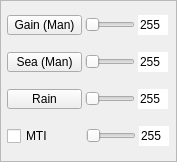
Before: the Qt Designer form RadarCoastal/view/panel/framecontrol2.ui in MiftahSalam/RadarCoastal, drawn with Qt 5.
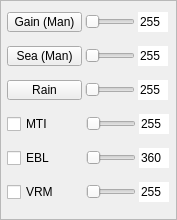
After: the same form once the commit is applied.

```diff
--- a/RadarCoastal/view/panel/framecontrol2.ui
+++ b/RadarCoastal/view/panel/framecontrol2.ui
@@ -7,7 +7,7 @@
     <x>0</x>
     <y>0</y>
     <width>177</width>
-    <height>162</height>
+    <height>220</height>
    </rect>
   </property>
   <property name="windowTitle">
@@ -358,6 +358,166 @@
      </item>
     </layout>
    </item>
+   <item>
+    <layout class="QHBoxLayout" name="horizontalLayout_19">
+     <property name="spacing">
+      <number>0</number>
+     </property>
+     <item>
+      <widget class="QCheckBox" name="checkBoxEBL">
+       <property name="maximumSize">
+        <size>
+         <width>76</width>
+         <height>20</height>
+        </size>
+       </property>
+       <property name="font">
+        <font>
+         <pointsize>9</pointsize>
+        </font>
+       </property>
+       <property name="text">
+        <string>EBL</string>
+       </property>
+      </widget>
+     </item>
+     <item>
+      <widget class="QSlider" name="horizontalSlideEBL">
+       <property name="sizePolicy">
+        <sizepolicy hsizetype="Fixed" vsizetype="Fixed">
+         <horstretch>0</horstretch>
+         <verstretch>0</verstretch>
+        </sizepolicy>
+       </property>
+       <property name="maximumSize">
+        <size>
+         <width>50</width>
+         <height>16777215</height>
+        </size>
+       </property>
+       <property name="maximum">
+        <number>360</number>
+       </property>
+       <property name="orientation">
+        <enum>Qt::Horizontal</enum>
+       </property>
+      </widget>
+     </item>
+     <item>
+      <widget class="QLineEdit" name="lineEditEBL">
+       <property name="sizePolicy">
+        <sizepolicy hsizetype="Fixed" vsizetype="Fixed">
+         <horstretch>0</horstretch>
+         <verstretch>0</verstretch>
+        </sizepolicy>
+       </property>
+       <property name="maximumSize">
+        <size>
+         <width>30</width>
+         <height>16777215</height>
+        </size>
+       </property>
+       <property name="font">
+        <font>
+         <pointsize>9</pointsize>
+        </font>
+       </property>
+       <property name="text">
+        <string>360</string>
+       </property>
+       <property name="maxLength">
+        <number>3</number>
+       </property>
+       <property name="frame">
+        <bool>false</bool>
+       </property>
+      </widget>
+     </item>
+    </layout>
+   </item>
+   <item>
+    <layout class="QHBoxLayout" name="horizontalLayout_22">
+     <property name="spacing">
+      <number>0</number>
+     </property>
+     <item>
+      <widget class="QCheckBox" name="checkBoxVRM">
+       <property name="maximumSize">
+        <size>
+         <width>76</width>
+         <height>20</height>
+        </size>
+       </property>
+       <property name="font">
+        <font>
+         <pointsize>9</pointsize>
+        </font>
+       </property>
+       <property name="text">
+        <string>VRM</string>
+       </property>
+      </widget>
+     </item>
+     <item>
+      <widget class="QSlider" name="horizontalSliderVRM">
+       <property name="sizePolicy">
+        <sizepolicy hsizetype="Fixed" vsizetype="Fixed">
+         <horstretch>0</horstretch>
+         <verstretch>0</verstretch>
+        </sizepolicy>
+       </property>
+       <property name="maximumSize">
+        <size>
+         <width>50</width>
+         <height>16777215</height>
+        </size>
+       </property>
+       <property name="maximum">
+        <number>50000</number>
+       </property>
+       <property name="singleStep">
+        <number>100</number>
+       </property>
+       <property name="pageStep">
+        <number>1000</number>
+       </property>
+       <property name="orientation">
+        <enum>Qt::Horizontal</enum>
+       </property>
+      </widget>
+     </item>
+     <item>
+      <widget class="QLineEdit" name="lineEditVRM">
+       <property name="sizePolicy">
+        <sizepolicy hsizetype="Fixed" vsizetype="Fixed">
+         <horstretch>0</horstretch>
+         <verstretch>0</verstretch>
+        </sizepolicy>
+       </property>
+       <property name="maximumSize">
+        <size>
+         <width>30</width>
+         <height>16777215</height>
+        </size>
+       </property>
+       <property name="font">
+        <font>
+         <pointsize>9</pointsize>
+        </font>
+       </property>
+       <property name="text">
+        <string>255</string>
+       </property>
+       <property name="maxLength">
+        <number>3</number>
+       </property>
+       <property name="frame">
+        <bool>false</bool>
+       </property>
+      </widget>
+     </item>
+    </layout>
+   </item>
   </layout>
  </widget>
  <resources/>
```
